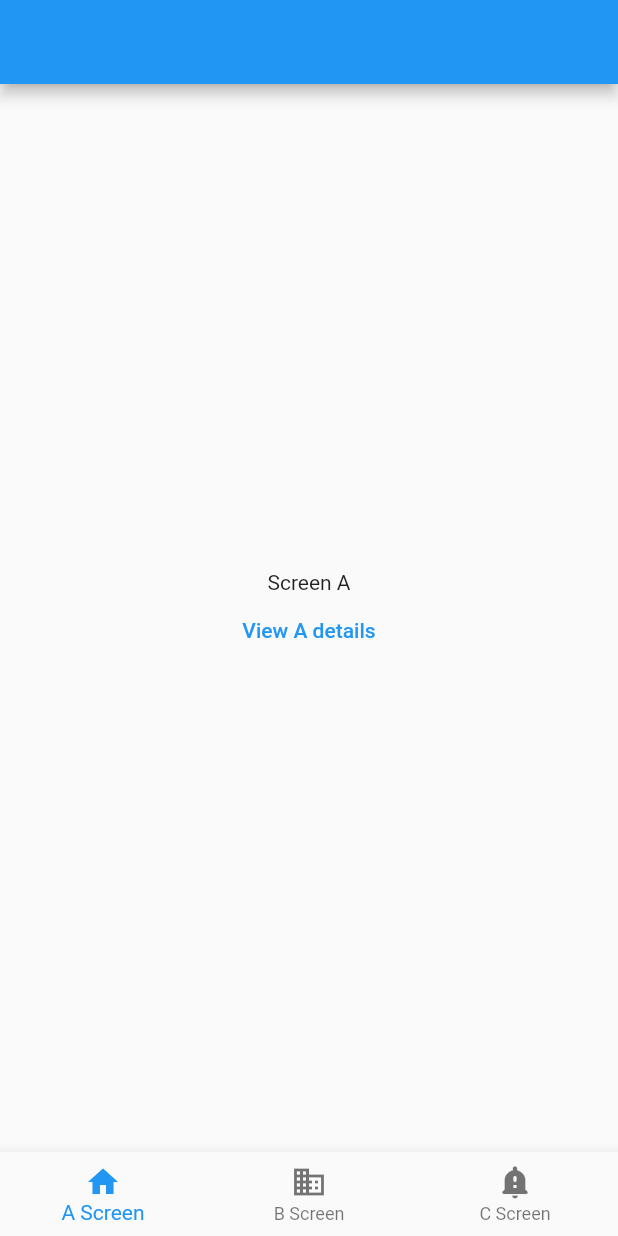
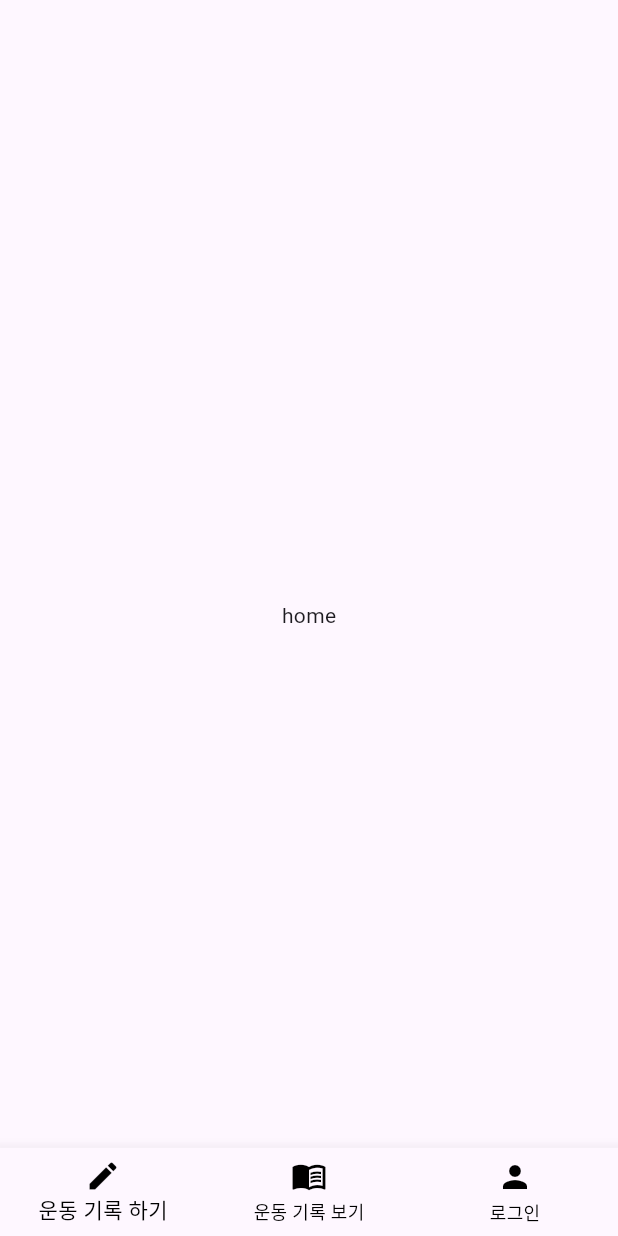
Before and after one commit to betrider/fittrix, a Flutter app: the screen it shows after launch, on a phone screen of 412 x 824 dp. Run offline on Flutter 3.47's test engine with Material 2 defaults, Android fonts, the phone set to English and light mode, and no system bars; our stand-ins replace equatable, flutter_riverpod, go_router.

Commit message:
route 수정

```diff
--- a/lib/main.dart
+++ b/lib/main.dart
@@ -15,9 +15,7 @@ class MyApp extends ConsumerWidget {
     final router = ref.watch(goRouterProvider);
     return MaterialApp.router(
       title: 'Flutter Demo',
-      theme: ThemeData(
-        primarySwatch: Colors.blue,
-      ),
+      theme: ThemeData(useMaterial3: true),
       routerConfig: router,
     );
   }
--- a/lib/providers/auth_provider.dart
+++ b/lib/providers/auth_provider.dart
@@ -38,29 +38,25 @@ class AuthStates<T> extends Equatable {
   final AuthState? previous;
   final AuthState status;
   final T? data;
-  final String? message;
 
   const AuthStates({
     this.previous,
     required this.status,
     this.data,
-    this.message,
   });
 
   @override
-  List<Object?> get props => [previous, status, data, message];
+  List<Object?> get props => [previous, status, data];
 
   AuthStates copyWith({
     AuthState? previous,
     AuthState? status,
     T? data,
-    String? message,
   }) {
     return AuthStates(
       previous: previous ?? this.previous,
       status: status ?? this.status,
       data: data ?? this.data,
-      message: message ?? this.message,
     );
   }
 }
--- a/lib/route.dart
+++ b/lib/route.dart
@@ -1,20 +1,26 @@
 import 'package:fittrix/providers/providers.dart';
-import 'package:fittrix/screens/a_screen.dart';
-import 'package:fittrix/screens/b_screen.dart';
-import 'package:fittrix/screens/c_screen.dart';
+import 'package:fittrix/screens/home_screen.dart';
+import 'package:fittrix/screens/record_screen.dart';
+import 'package:fittrix/screens/auth_screen.dart';
 import 'package:fittrix/screens/detail_screen.dart';
 import 'package:fittrix/screens/main_screen.dart';
+import 'package:fittrix/screens/recording_screen.dart';
+import 'package:fittrix/utils/enums.dart';
 import 'package:flutter/cupertino.dart';
 import 'package:flutter_riverpod/flutter_riverpod.dart';
 import 'package:go_router/go_router.dart';
 
-final GlobalKey<NavigatorState> _rootNavigatorKey = GlobalKey(debugLabel: 'root');
-final GlobalKey<NavigatorState> _shellNavigatorKey = GlobalKey(debugLabel: 'shell');
+final GlobalKey<NavigatorState> _rootNavigatorKey =
+    GlobalKey(debugLabel: 'root');
+final GlobalKey<NavigatorState> _shellNavigatorKey =
+    GlobalKey(debugLabel: 'shell');
 
 class Routes {
-  static const String a = '/a';
-  static const String b = '/b';
-  static const String c = '/c';
+  static const String home = '/home';
+
+  static const String recording = '/recording';
+  static const String record = '/record';
+  static const String auth = '/auth';
 }
 
 final goRouterProvider = Provider<GoRouter>(
@@ -23,7 +29,7 @@ final goRouterProvider = Provider<GoRouter>(
 
     return GoRouter(
       navigatorKey: _rootNavigatorKey,
-      initialLocation: Routes.a,
+      initialLocation: Routes.recording,
       refreshListenable: router,
       debugLogDiagnostics: true,
       routes: router._routes,
@@ -48,6 +54,12 @@ class RouterNotifier extends ChangeNotifier {
   }
 
   Future<String?> _redirect(BuildContext context, GoRouterState state) async {
+    var authStatus = _ref.read(authProvider).status;
+
+    if (authStatus == AuthState.unauthorized && state.fullPath != Routes.auth) {
+      return Routes.home;
+    }
+
     return null;
   }
 
@@ -59,47 +71,46 @@ class RouterNotifier extends ChangeNotifier {
           },
           routes: <RouteBase>[
             GoRoute(
-              path: '/a',
+              path: Routes.home,
               pageBuilder: (context, state) {
-                return const CupertinoPage(child: ScreenA());
+                return const CupertinoPage(child: HomeScreen());
+              },
+            ),
+            GoRoute(
+              path: Routes.recording,
+              pageBuilder: (context, state) {
+                return const CupertinoPage(child: RecordingScreen());
               },
               routes: <RouteBase>[
                 GoRoute(
                   path: 'details',
                   pageBuilder: (context, state) {
-                    return const CupertinoPage(child: DetailsScreen(label: 'C'));
+                    return const CupertinoPage(
+                        child: DetailsScreen(label: 'C'));
                   },
                 ),
               ],
             ),
             GoRoute(
-              path: '/b',
+              path: Routes.record,
               pageBuilder: (context, state) {
-                return const CupertinoPage(child: ScreenB());
+                return const CupertinoPage(child: RecordScreen());
               },
               routes: <RouteBase>[
                 GoRoute(
                   path: 'details',
-                  parentNavigatorKey: _rootNavigatorKey,
                   pageBuilder: (context, state) {
-                    return const CupertinoPage(child: DetailsScreen(label: 'C'));
+                    return const CupertinoPage(
+                        child: DetailsScreen(label: 'C'));
                   },
                 ),
               ],
             ),
             GoRoute(
-              path: '/c',
+              path: Routes.auth,
               pageBuilder: (context, state) {
-                return const CupertinoPage(child: ScreenC());
+                return const CupertinoPage(child: AuthScreen());
               },
-              routes: <RouteBase>[
-                GoRoute(
-                  path: 'details',
-                  pageBuilder: (context, state) {
-                    return const CupertinoPage(child: DetailsScreen(label: 'C'));
-                  },
-                ),
-              ],
             ),
           ],
         ),
--- a/lib/screens/c_screen.dart
+++ b/lib/screens/auth_screen.dart
@@ -2,8 +2,8 @@
 import 'package:flutter/material.dart';
 import 'package:go_router/go_router.dart';
 
-class ScreenC extends StatelessWidget {
-  const ScreenC({super.key});
+class AuthScreen extends StatelessWidget {
+  const AuthScreen({super.key});
 
   @override
   Widget build(BuildContext context) {
--- /dev/null
+++ b/lib/screens/home_screen.dart
@@ -0,0 +1,20 @@
+import 'package:flutter/material.dart';
+
+class HomeScreen extends StatelessWidget {
+  const HomeScreen({super.key});
+
+  @override
+  Widget build(BuildContext context) {
+    return Scaffold(
+      appBar: AppBar(),
+      body: const Center(
+        child: Column(
+          mainAxisSize: MainAxisSize.min,
+          children: <Widget>[
+            Text('home'),
+          ],
+        ),
+      ),
+    );
+  }
+}
--- a/lib/screens/main_screen.dart
+++ b/lib/screens/main_screen.dart
@@ -1,3 +1,4 @@
+import 'package:fittrix/route.dart';
 import 'package:flutter/material.dart';
 import 'package:go_router/go_router.dart';
 
@@ -11,21 +12,24 @@ class MainScreen extends StatelessWidget {
 
   @override
   Widget build(BuildContext context) {
+
     return Scaffold(
       body: child,
       bottomNavigationBar: BottomNavigationBar(
+        unselectedItemColor: Colors.black,
+        selectedItemColor: Colors.black,
         items: const <BottomNavigationBarItem>[
           BottomNavigationBarItem(
-            icon: Icon(Icons.home),
-            label: 'A Screen',
+            icon: Icon(Icons.create),
+            label: '운동 기록 하기',
           ),
           BottomNavigationBarItem(
-            icon: Icon(Icons.business),
-            label: 'B Screen',
+            icon: Icon(Icons.menu_book),
+            label: '운동 기록 보기',
           ),
           BottomNavigationBarItem(
-            icon: Icon(Icons.notification_important_rounded),
-            label: 'C Screen',
+            icon: Icon(Icons.person),
+            label: '로그인',
           ),
         ],
         currentIndex: _calculateSelectedIndex(context),
@@ -36,13 +40,13 @@ class MainScreen extends StatelessWidget {
 
   static int _calculateSelectedIndex(BuildContext context) {
     final String location = GoRouterState.of(context).uri.toString();
-    if (location.startsWith('/a')) {
+    if (location.startsWith(Routes.recording)) {
       return 0;
     }
-    if (location.startsWith('/b')) {
+    if (location.startsWith(Routes.record)) {
       return 1;
     }
-    if (location.startsWith('/c')) {
+    if (location.startsWith(Routes.auth)) {
       return 2;
     }
     return 0;
@@ -51,13 +55,13 @@ class MainScreen extends StatelessWidget {
   void _onItemTapped(int index, BuildContext context) {
     switch (index) {
       case 0:
-        GoRouter.of(context).go('/a');
+        GoRouter.of(context).go(Routes.recording);
         break;
       case 1:
-        GoRouter.of(context).go('/b');
+        GoRouter.of(context).go(Routes.record);
         break;
       case 2:
-        GoRouter.of(context).go('/c');
+        GoRouter.of(context).go(Routes.auth);
         break;
     }
   }
--- a/lib/screens/a_screen.dart
+++ b/lib/screens/record_screen.dart
@@ -1,8 +1,8 @@
 import 'package:flutter/material.dart';
 import 'package:go_router/go_router.dart';
 
-class ScreenA extends StatelessWidget {
-  const ScreenA({super.key});
+class RecordScreen extends StatelessWidget {
+  const RecordScreen({super.key});
 
   @override
   Widget build(BuildContext context) {
@@ -12,12 +12,12 @@ class ScreenA extends StatelessWidget {
         child: Column(
           mainAxisSize: MainAxisSize.min,
           children: <Widget>[
-            const Text('Screen A'),
+            const Text('Screen B'),
             TextButton(
               onPressed: () {
-                GoRouter.of(context).go('/a/details');
+                GoRouter.of(context).go('/b/details');
               },
-              child: const Text('View A details'),
+              child: const Text('View B details'),
             ),
           ],
         ),
```
Also changed, not shown: lib/screens/recording_screen.dart (renamed from lib/screens/b_screen.dart, +5 -5 lines).
